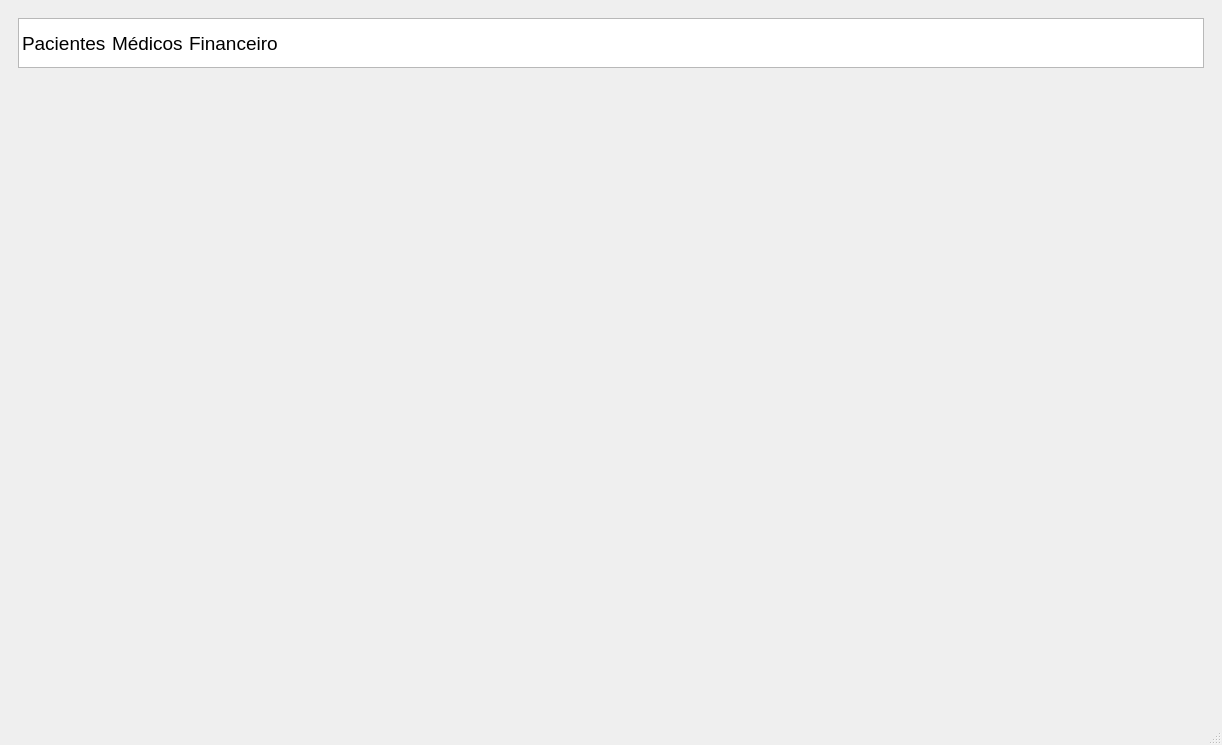
First picture: the form in ui/mainwindow.ui, repository mateusangeli/PEPMED, before the edit.
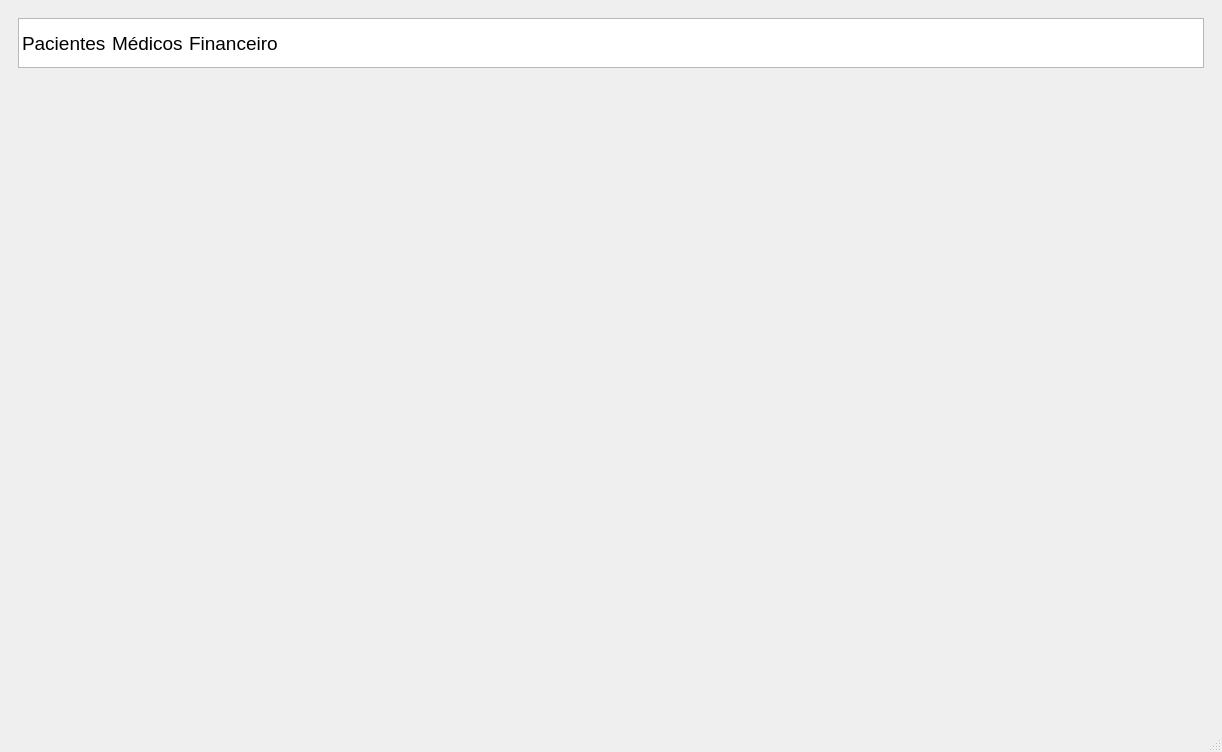
Second picture: the form after the edit. Icons and pictures are not drawn.

The edit to the form file:
```diff
--- a/ui/mainwindow.ui
+++ b/ui/mainwindow.ui
@@ -7,7 +7,7 @@
     <x>0</x>
     <y>0</y>
     <width>1216</width>
-    <height>745</height>
+    <height>752</height>
    </rect>
   </property>
   <property name="windowTitle">
```
